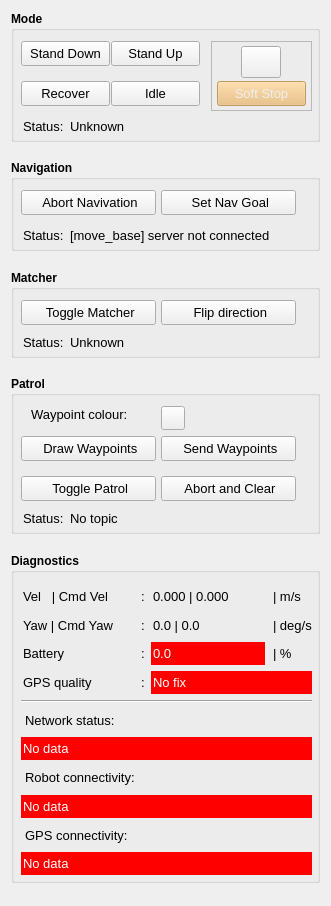
First picture: the form in mapviz_plugins/ui/ugi_basestation_config.ui, repository ICE9-Robotics/mapviz, before the edit.
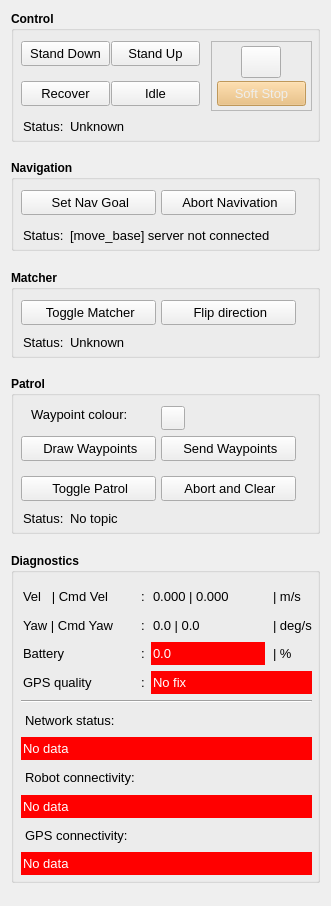
Second picture: the form after the edit. Icons and pictures are not drawn. Custom widgets are drawn as their Qt base class.

```diff
--- a/mapviz_plugins/ui/ugi_basestation_config.ui
+++ b/mapviz_plugins/ui/ugi_basestation_config.ui
@@ -32,7 +32,7 @@
       </font>
      </property>
      <property name="title">
-      <string>Mode</string>
+      <string>Control</string>
      </property>
      <widget class="QPushButton" name="pushButtonModeIdle">
       <property name="geometry">
@@ -344,7 +344,7 @@
      <widget class="QPushButton" name="pushButtonNavSetGoal">
       <property name="geometry">
        <rect>
-        <x>150</x>
+        <x>10</x>
         <y>30</y>
         <width>135</width>
         <height>25</height>
@@ -392,7 +392,7 @@
      <widget class="QPushButton" name="pushButtonNavAbort">
       <property name="geometry">
        <rect>
-        <x>10</x>
+        <x>150</x>
         <y>30</y>
         <width>135</width>
         <height>25</height>
```
